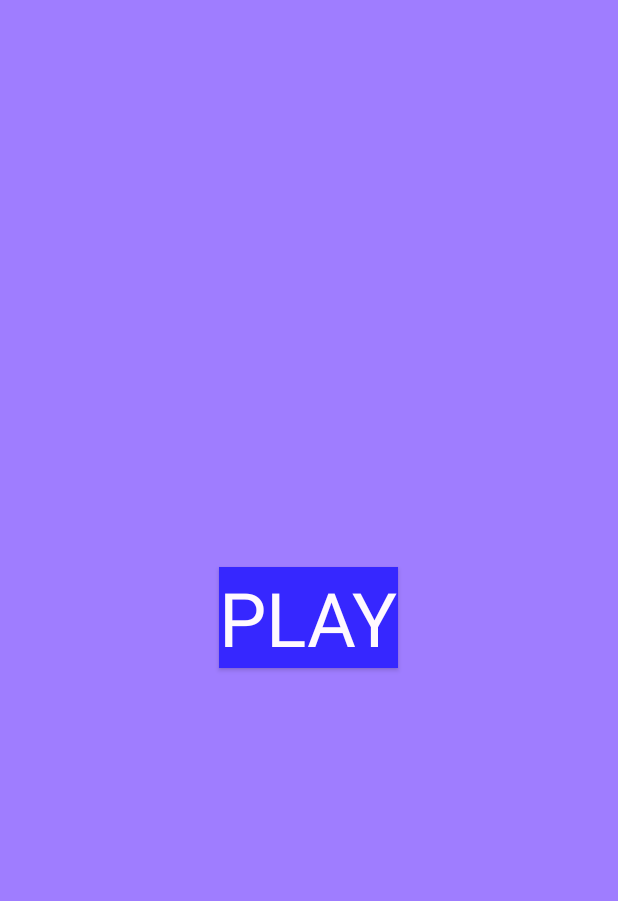
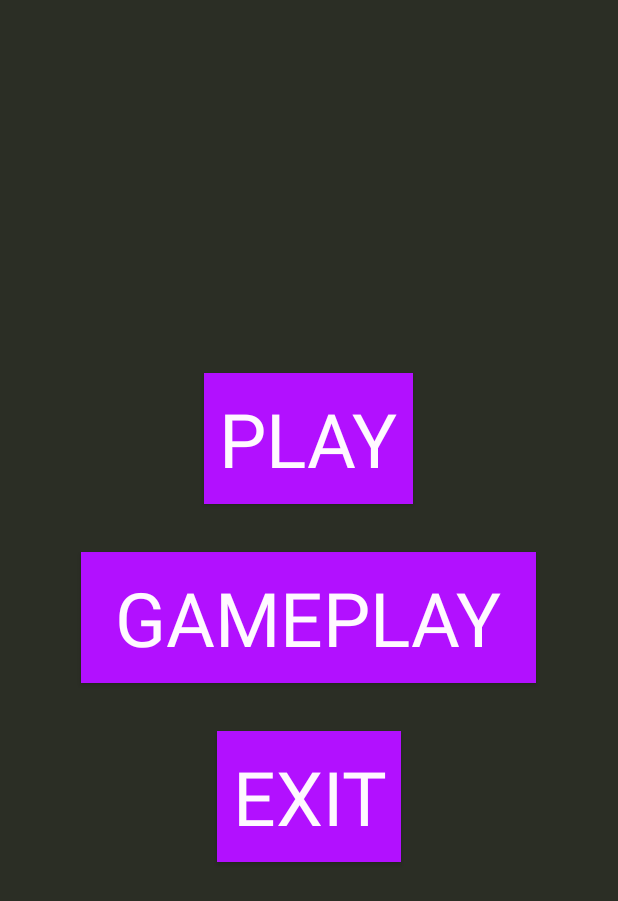
Before and after one commit to keer25/OnlineWolf, an Android app: the layout fragment_main.xml on its own in the app's theme, with its tools: preview values and no code run, on a phone screen of 412 x 824 dp. Shown: the top 901 px of the screen. Run offline under Robolectric (Android 15) with nearby library versions, the phone set to English and light mode, and no system bars.

Commit message:
ain_menu

```diff
--- a/OnlineWolf/app/src/main/res/layout/fragment_main.xml
+++ b/OnlineWolf/app/src/main/res/layout/fragment_main.xml
@@ -5,20 +5,54 @@
     android:paddingTop="@dimen/activity_vertical_margin"
     android:paddingBottom="@dimen/activity_vertical_margin" tools:context=".MainActivityFragment"
     android:orientation="vertical"
-    android:background="#9f7dff"
-    android:gravity="center_horizontal|center_vertical">
-
+    android:gravity="center_horizontal|center_vertical"
+    android:background="#2b2e25"
+    android:padding="50dp"
+    android:paddingEnd="25dp"
+    android:paddingStart="25dp">
     <Button
         android:layout_width="wrap_content"
         android:layout_height="wrap_content"
-        android:text="@string/button_send"
+        android:text="PLAY"
         android:gravity="center_vertical|center_horizontal"
         android:textColor="#fff9ff"
         android:typeface="sans"
-        android:textSize="50dp"
-        android:background="#3627ff"
-        android:id="@+id/menu_button"
-        android:onClick="startPlay"/>
+        android:textSize="50sp"
+        android:background="#b210ff"
+        android:id="@+id/menu_play"
+        android:onClick="startPlay"
+        android:padding="10dp"
+        android:layout_margin="@dimen/activity_vertical_margin"
+        />
 
-
+    <Button
+        android:layout_width="303dp"
+        android:layout_height="wrap_content"
+        android:text="GAMEPLAY"
+        android:gravity="center_vertical|center_horizontal"
+        android:textColor="#fff9ff"
+        android:typeface="sans"
+        android:textSize="50sp"
+        android:background="#b210ff"
+        android:id="@+id/menu_help"
+        android:onClick="startPlay"
+        android:layout_gravity="center"
+        android:padding="10dp"
+        android:layout_margin="@dimen/activity_vertical_margin"
+        android:clickable="true" />
+    <Button
+        android:layout_width="wrap_content"
+        android:layout_height="wrap_content"
+        android:text="EXIT"
+        android:gravity="center_vertical|center_horizontal"
+        android:textColor="#fff9ff"
+        android:typeface="sans"
+        android:textSize="50sp"
+        android:background="#b210ff"
+        android:id="@+id/menu_exit"
+        android:onClick="startPlay"
+        android:layout_gravity="center"
+        android:padding="10dp"
+        android:layout_margin="@dimen/activity_vertical_margin"
+        />
 </LinearLayout>
--- a/OnlineWolf/app/src/main/res/values/strings.xml
+++ b/OnlineWolf/app/src/main/res/values/strings.xml
@@ -2,7 +2,6 @@
     <string name="app_name">OnlineWolf</string>
     <string name="hello_world">Hello world!</string>
     <string name="action_settings">Settings</string>
-    <string name="button_send">Play</string>
     <string name="edit_message">Enter Name</string>
     <string name="title_activity_show_login">ShowLogin</string>
 </resources>
```
Also changed, not shown: OnlineWolf/app/src/main/java/com/example/onlinewolf/onlinewolf/app/MainActivity.java (+14 -8 lines), OnlineWolf/app/src/main/java/com/example/onlinewolf/onlinewolf/app/MainActivityFragment.java (+8 -9 lines), OnlineWolf/app/src/main/java/com/example/onlinewolf/onlinewolf/app/ShowLogin.java (+5 -9 lines), OnlineWolf/app/src/main/res/layout/menu_text.xml (deleted, +0 -9 lines), 1 other file.
